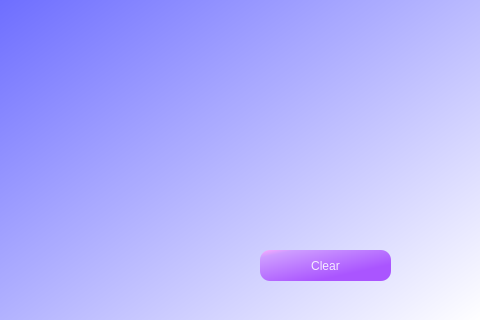
austinschaaf1/455_final, file info_silo/UI/compare.ui: the form before one commit; both pictures show x 320 to 800 and y 280 to 600 of the 800 by 600 pixel window.
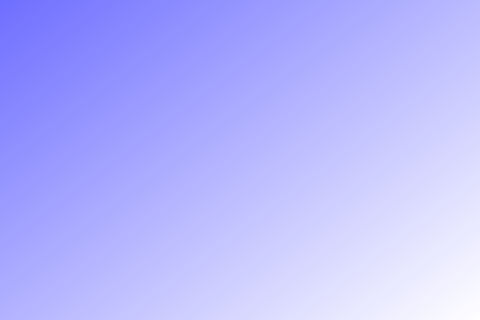
The form after the commit. Custom widgets are drawn as their Qt base class.

What changed in the file:
```diff
--- a/info_silo/UI/compare.ui
+++ b/info_silo/UI/compare.ui
@@ -79,26 +79,6 @@
      </rect>
     </property>
    </widget>
-   <widget class="QPushButton" name="clearButton">
-    <property name="geometry">
-     <rect>
-      <x>580</x>
-      <y>530</y>
-      <width>131</width>
-      <height>31</height>
-     </rect>
-    </property>
-    <property name="styleSheet">
-     <string notr="true">QPushButton{
-	background-color: qlineargradient(spread:pad, x1:0, y1:0, x2:0.813, y2:0.880455, stop:0 rgba(255, 170, 255, 255), stop:0.153409 rgba(205, 156, 255, 255), stop:0.852273 rgba(170, 85, 255, 255));
-	color: rgb(245, 235, 255);
-	border-radius: 10px;
-}</string>
-    </property>
-    <property name="text">
-     <string>Clear</string>
-    </property>
-   </widget>
   </widget>
  </widget>
  <customwidgets>
```
